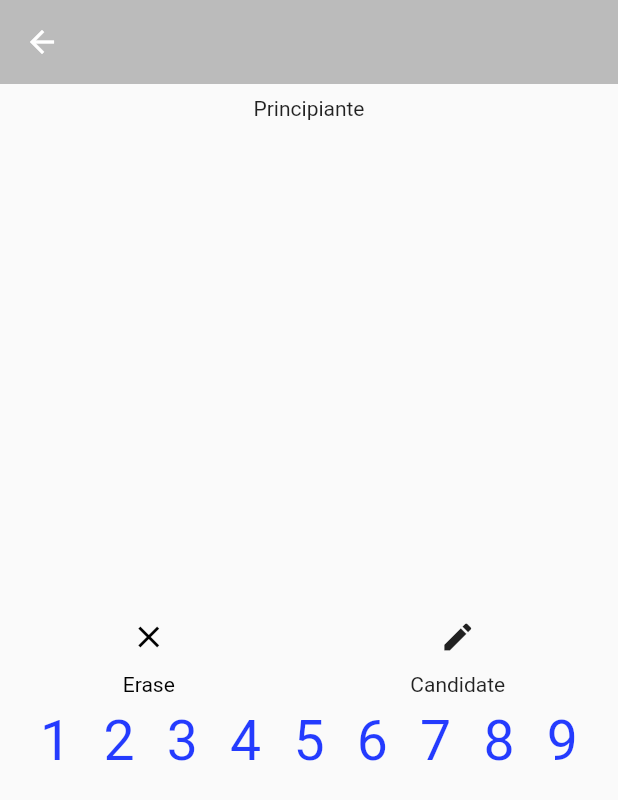
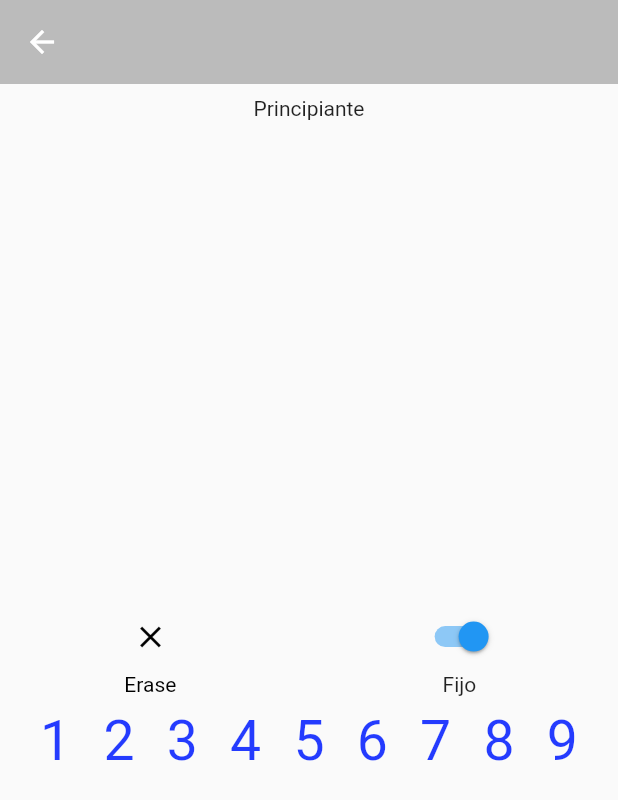
Before and after one commit to pablobastidasv/justsudoku, a Flutter app: the screen it shows after launch, after a tap on "Principiante", on a phone screen of 412 x 824 dp. Shown: the top 800 px of the screen. Run offline on Flutter 3.47's test engine with Material 2 defaults, Android fonts, the light colour scheme and no system bars; our stand-ins replace confetti, equatable; missing offline and left inert: sudoku_solver_generator.

Commit message:
:lipstick: Changed candidate button with a switch

```diff
--- a/lib/widgets/actions.dart
+++ b/lib/widgets/actions.dart
@@ -41,13 +41,19 @@ class CandidateButton extends StatelessWidget {
     var color = candidateEnabled
         ? const Color(0x95030303) // TODO: Candidate number
         : Theme.of(context).textTheme.bodyText1?.color ?? Colors.black;
-    return ActionButton(
-      icon: Icons.edit,
-      message: "Candidate",
-      onTab: () {
-        Provider.of<BoardModel>(context, listen: false).switchCandidate();
-      },
-      color: color,
+    return Column(
+      children: [
+        Switch(
+          value: !candidateEnabled,
+          onChanged: (_) {
+            Provider.of<BoardModel>(context, listen: false).switchCandidate();
+          },
+        ),
+        Text(
+          candidateEnabled ? 'Candidatos' : 'Fijo',
+          style: TextStyle(color: color),
+        )
+      ],
     );
   }
 }
```
